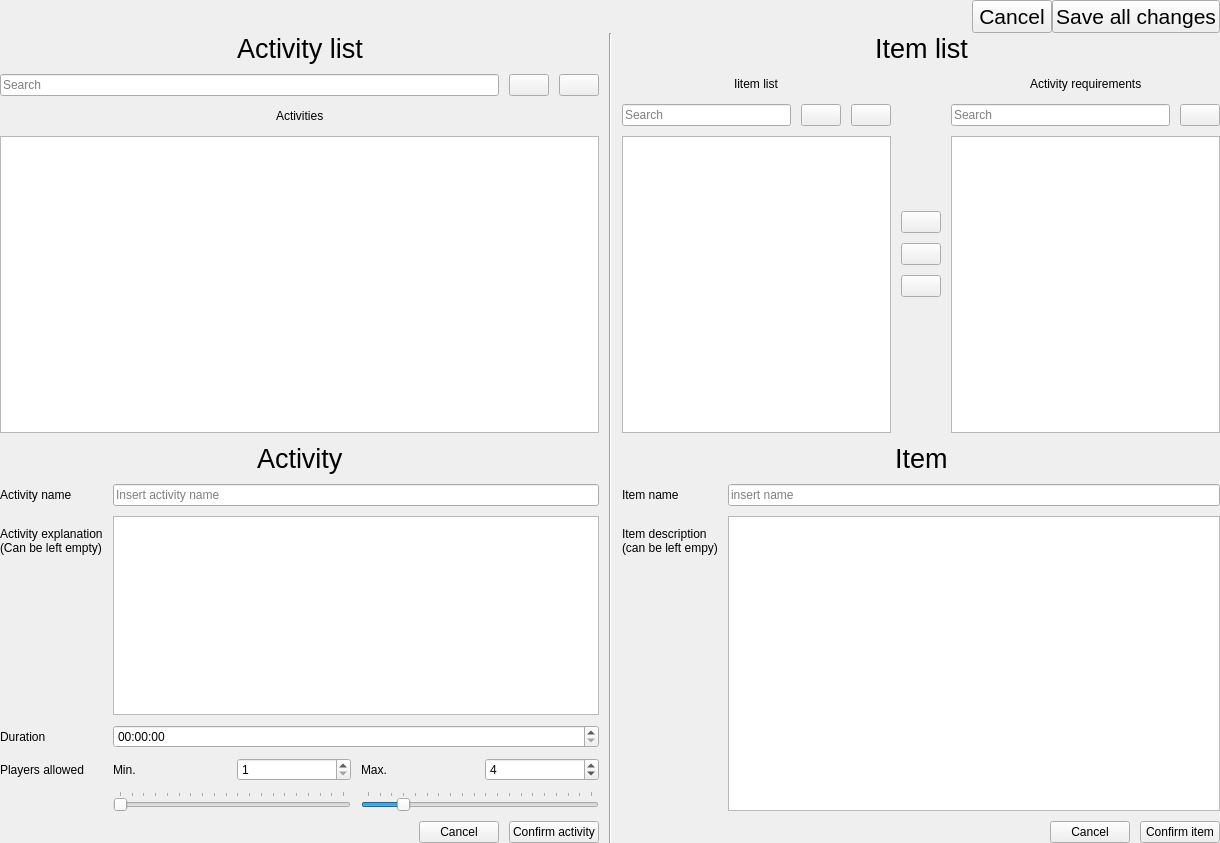
Before: the Qt Designer form mngactivity.ui in glennnys/Decided, drawn with Qt 5.
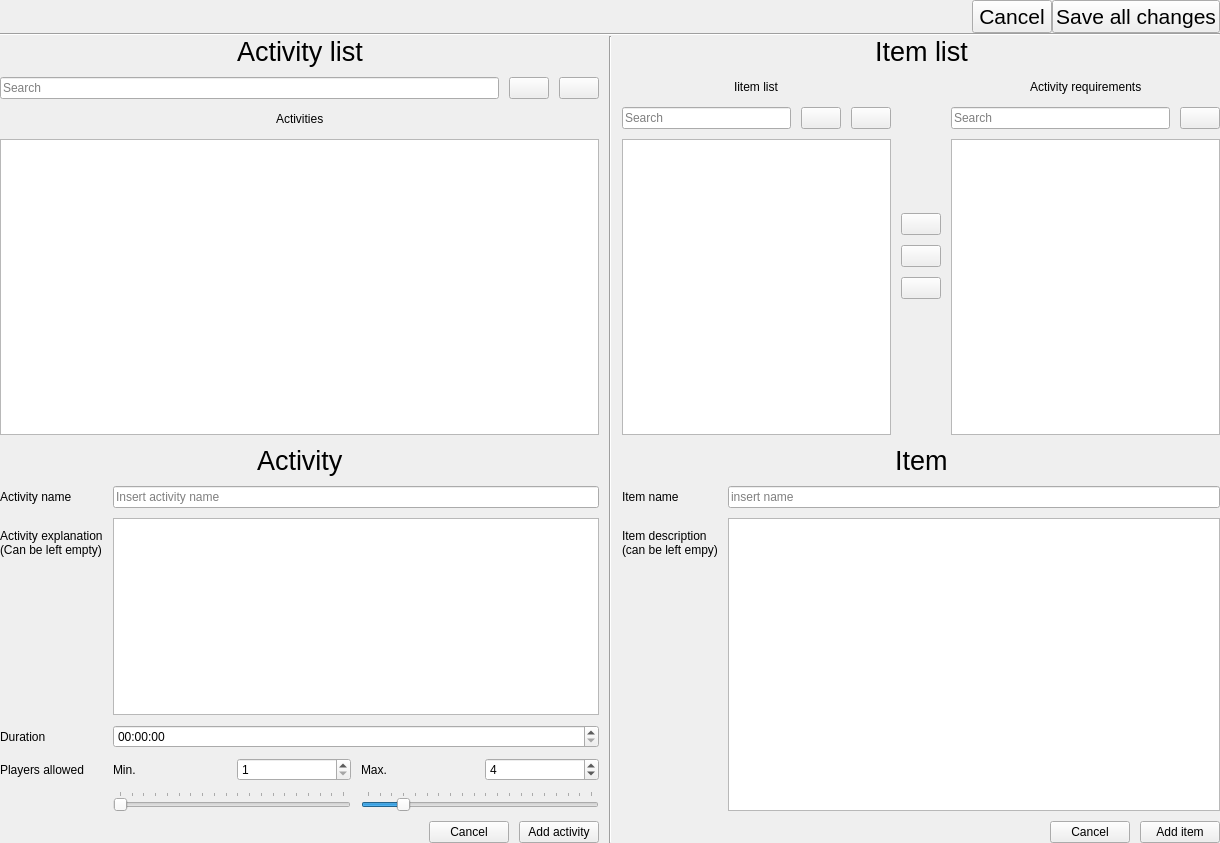
After: the same form once the commit is applied. Icons and pictures are not drawn.

```diff
--- a/mngactivity.ui
+++ b/mngactivity.ui
@@ -70,6 +70,13 @@
      </item>
     </layout>
    </item>
+   <item>
+    <widget class="Line" name="line">
+     <property name="orientation">
+      <enum>Qt::Orientation::Horizontal</enum>
+     </property>
+    </widget>
+   </item>
    <item>
     <layout class="QHBoxLayout" name="horizontalLayout">
      <property name="spacing">
@@ -442,7 +449,7 @@
            <item>
             <widget class="QPushButton" name="confirm_act_btn">
              <property name="text">
-              <string>Confirm activity</string>
+              <string>Add activity</string>
              </property>
             </widget>
            </item>
@@ -830,7 +837,7 @@
            <item>
             <widget class="QPushButton" name="confirm_item_btn">
              <property name="text">
-              <string>Confirm item</string>
+              <string>Add item</string>
              </property>
             </widget>
            </item>
```
Left out of the diff: 30 changed lines with no effect on the pictures.
